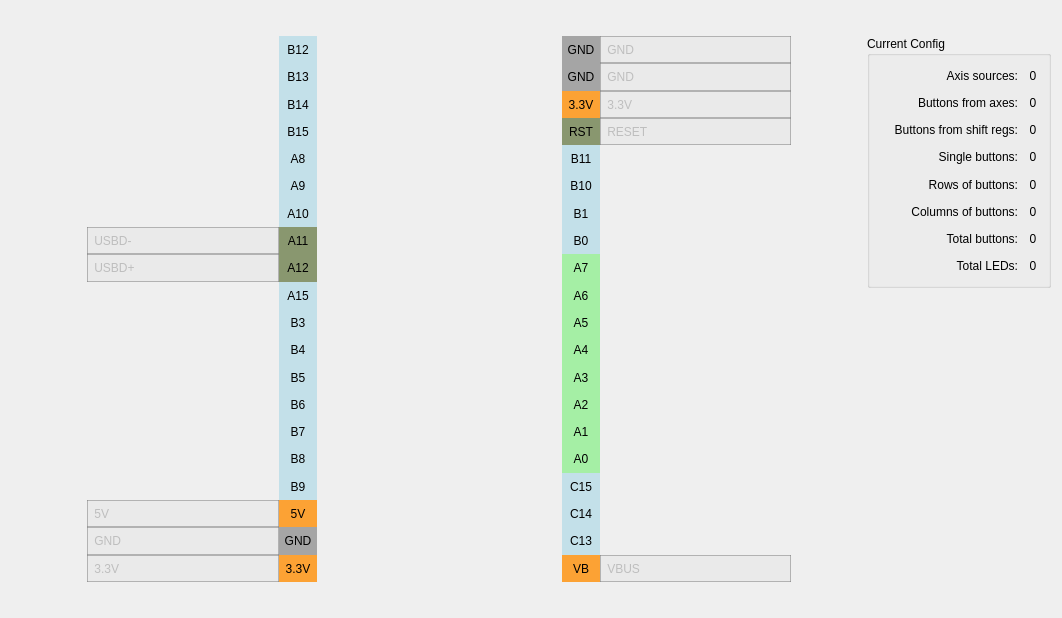
First picture: the form in widgets/pinconfig.ui, repository FreeJoy-Team/FreeJoyConfiguratorQt, before the edit.
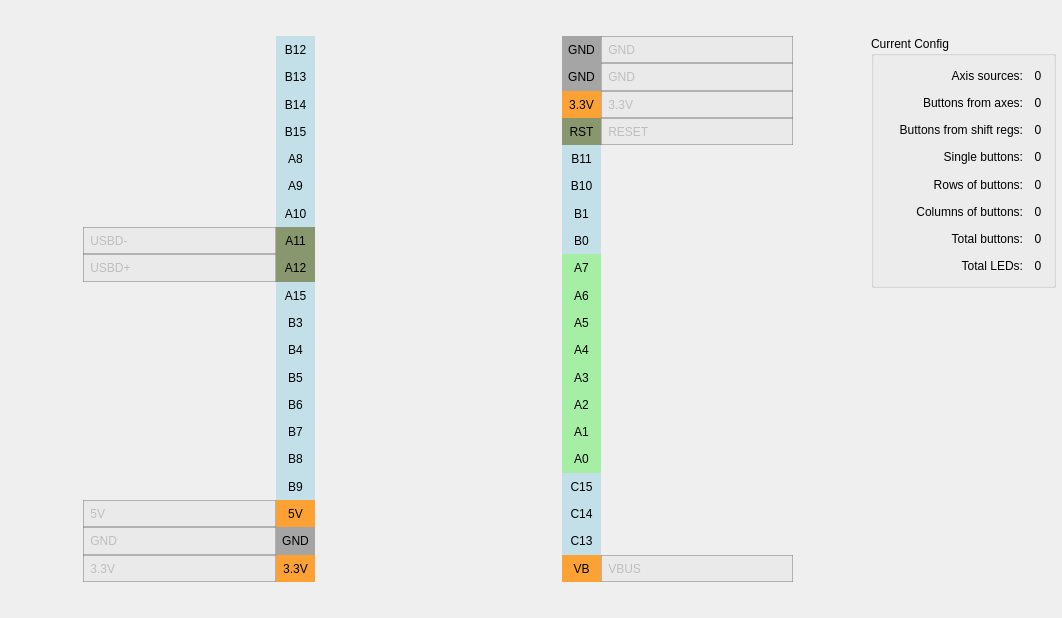
Second picture: the form after the edit. Icons and pictures are not drawn. Custom widgets are drawn as their Qt base class.

Diff of the .ui file:
```diff
--- a/widgets/pinconfig.ui
+++ b/widgets/pinconfig.ui
@@ -17,9 +17,15 @@
    <property name="sizeConstraint">
     <enum>QLayout::SetDefaultConstraint</enum>
    </property>
+   <property name="leftMargin">
+    <number>6</number>
+   </property>
    <property name="topMargin">
     <number>0</number>
    </property>
+   <property name="rightMargin">
+    <number>6</number>
+   </property>
    <property name="bottomMargin">
     <number>0</number>
    </property>
```
